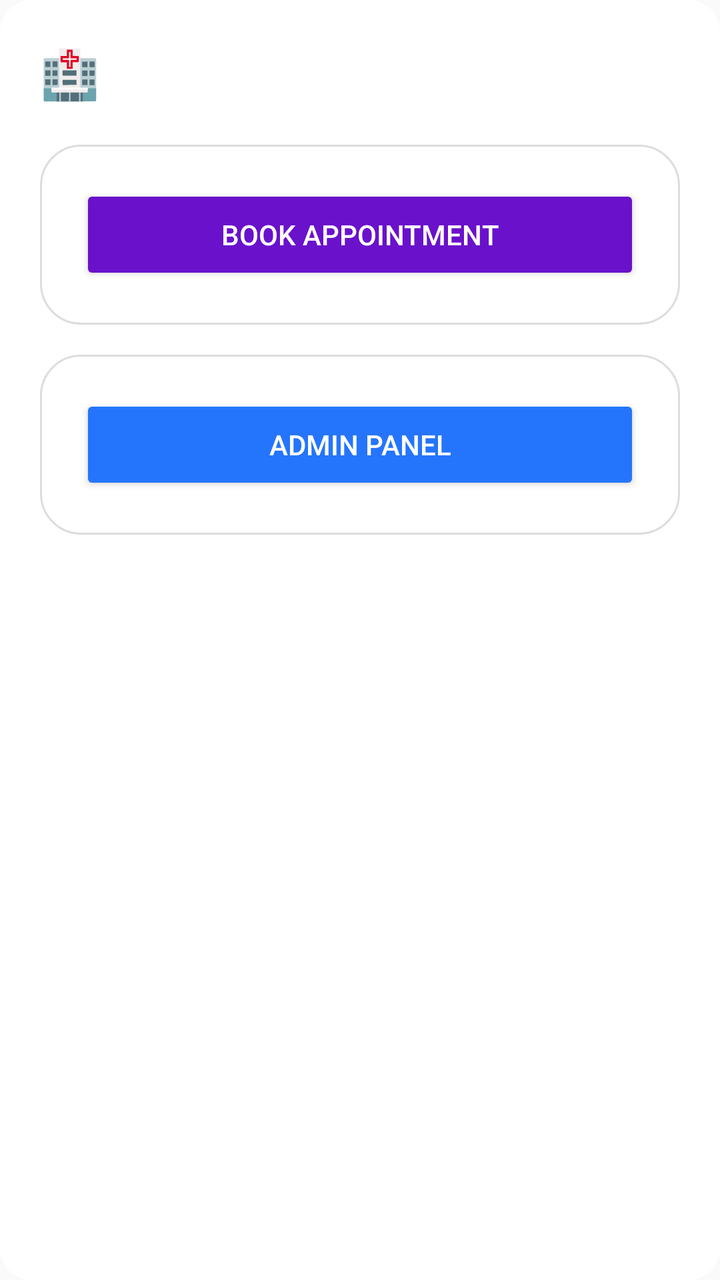
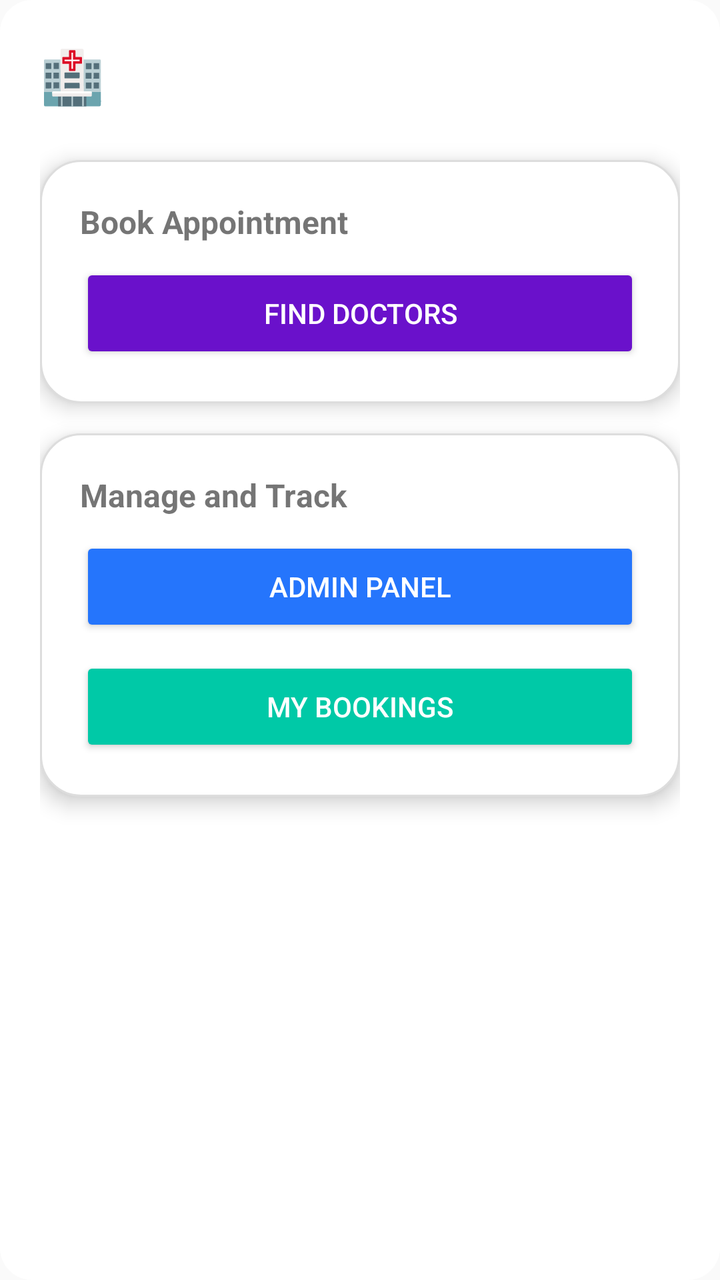

Two renders of the same Android screen: before a commit and after it. Below are the layout's source before the change and the commit's diff.
<!-- AndroidManifest.xml: application theme Theme.AppCompat.Light.NoActionBar -->
<!-- res/layout/activity_main.xml -->
<LinearLayout xmlns:android="http://schemas.android.com/apk/res/android"
    android:layout_width="match_parent"
    android:layout_height="match_parent"
    android:background="@drawable/bg_gradient"
    android:padding="20dp"
    android:orientation="vertical">

    <TextView
        android:text="🏥 Doctor Booking"
        android:textSize="24sp"
        android:textStyle="bold"
        android:textColor="#FFFFFF"
        android:layout_marginBottom="20dp"
        android:layout_width="wrap_content"
        android:layout_height="wrap_content"/>

    <LinearLayout
        android:background="@drawable/bg_card"
        android:padding="20dp"
        android:layout_marginBottom="15dp"
        android:layout_width="match_parent"
        android:layout_height="wrap_content">

        <Button
            android:id="@+id/userBtn"
            android:text="Book Appointment"
            android:layout_width="match_parent"
            android:layout_height="50dp"
            android:backgroundTint="#6A11CB"
            android:textColor="#FFFFFF"/>
    </LinearLayout>

    <LinearLayout
        android:background="@drawable/bg_card"
        android:padding="20dp"
        android:layout_width="match_parent"
        android:layout_height="wrap_content">

        <Button
            android:id="@+id/adminBtn"
            android:text="Admin Panel"
            android:layout_width="match_parent"
            android:layout_height="50dp"
            android:backgroundTint="#2575FC"
            android:textColor="#FFFFFF"/>
    </LinearLayout>

</LinearLayout>
<!-- resources referenced by this layout -->
<resources>
  <!-- drawable bg_card (drawable) -->
  <shape xmlns:android="http://schemas.android.com/apk/res/android">
      <solid android:color="#FFFFFF"/>
      <corners android:radius="20dp"/>
      <stroke android:width="1dp" android:color="#DDDDDD"/>
  </shape>
  <!-- drawable bg_gradient (drawable) -->
  <shape xmlns:android="http://schemas.android.com/apk/res/android">
      <solid android:color="#FFFFFF"/>
      <corners android:radius="16dp"/>
      <padding android:left="12dp" android:right="12dp"
          android:top="12dp" android:bottom="12dp"/>
  </shape>
</resources>

<!-- the commit's change to res/layout/activity_main.xml (unified diff, before → after) -->
@@ -1,48 +1,81 @@
+<?xml version="1.0" encoding="utf-8"?>
 <LinearLayout xmlns:android="http://schemas.android.com/apk/res/android"
     android:layout_width="match_parent"
     android:layout_height="match_parent"
     android:background="@drawable/bg_gradient"
-    android:padding="20dp"
-    android:orientation="vertical">
+    android:orientation="vertical"
+    android:padding="20dp">
 
+    
     <TextView
+        android:layout_width="wrap_content"
+        android:layout_height="wrap_content"
         android:text="🏥 Doctor Booking"
-        android:textSize="24sp"
+        android:textSize="26sp"
         android:textStyle="bold"
         android:textColor="#FFFFFF"
-        android:layout_marginBottom="20dp"
-        android:layout_width="wrap_content"
-        android:layout_height="wrap_content"/>
+        android:layout_marginBottom="25dp"/>
 
+    
     <LinearLayout
+        android:layout_width="match_parent"
+        android:layout_height="wrap_content"
         android:background="@drawable/bg_card"
+        android:orientation="vertical"
         android:padding="20dp"
         android:layout_marginBottom="15dp"
-        android:layout_width="match_parent"
-        android:layout_height="wrap_content">
+        android:elevation="6dp">
+
+        <TextView
+            android:layout_width="wrap_content"
+            android:layout_height="wrap_content"
+            android:text="Book Appointment"
+            android:textStyle="bold"
+            android:textSize="16sp"
+            android:layout_marginBottom="10dp"/>
 
         <Button
             android:id="@+id/userBtn"
-            android:text="Book Appointment"
             android:layout_width="match_parent"
             android:layout_height="50dp"
-            android:backgroundTint="#6A11CB"
-            android:textColor="#FFFFFF"/>
+            android:text="Find Doctors"
+            android:textColor="#FFFFFF"
+            android:backgroundTint="#6A11CB"/>
     </LinearLayout>
 
+    
     <LinearLayout
+        android:layout_width="match_parent"
+        android:layout_height="wrap_content"
         android:background="@drawable/bg_card"
+        android:orientation="vertical"
         android:padding="20dp"
-        android:layout_width="match_parent"
-        android:layout_height="wrap_content">
+        android:elevation="6dp">
+
+        <TextView
+            android:layout_width="wrap_content"
+            android:layout_height="wrap_content"
+            android:text="Manage and Track"
+            android:textStyle="bold"
+            android:textSize="16sp"
+            android:layout_marginBottom="10dp"/>
 
         <Button
             android:id="@+id/adminBtn"
-            android:text="Admin Panel"
             android:layout_width="match_parent"
             android:layout_height="50dp"
-            android:backgroundTint="#2575FC"
-            android:textColor="#FFFFFF"/>
+            android:text="Admin Panel"
+            android:textColor="#FFFFFF"
+            android:backgroundTint="#2575FC"/>
+
+        <Button
+            android:id="@+id/dashboardBtn"
+            android:layout_width="match_parent"
+            android:layout_height="50dp"
+            android:text="My Bookings"
+            android:layout_marginTop="10dp"
+            android:textColor="#FFFFFF"
+            android:backgroundTint="#00C9A7"/>
     </LinearLayout>
 
 </LinearLayout>
